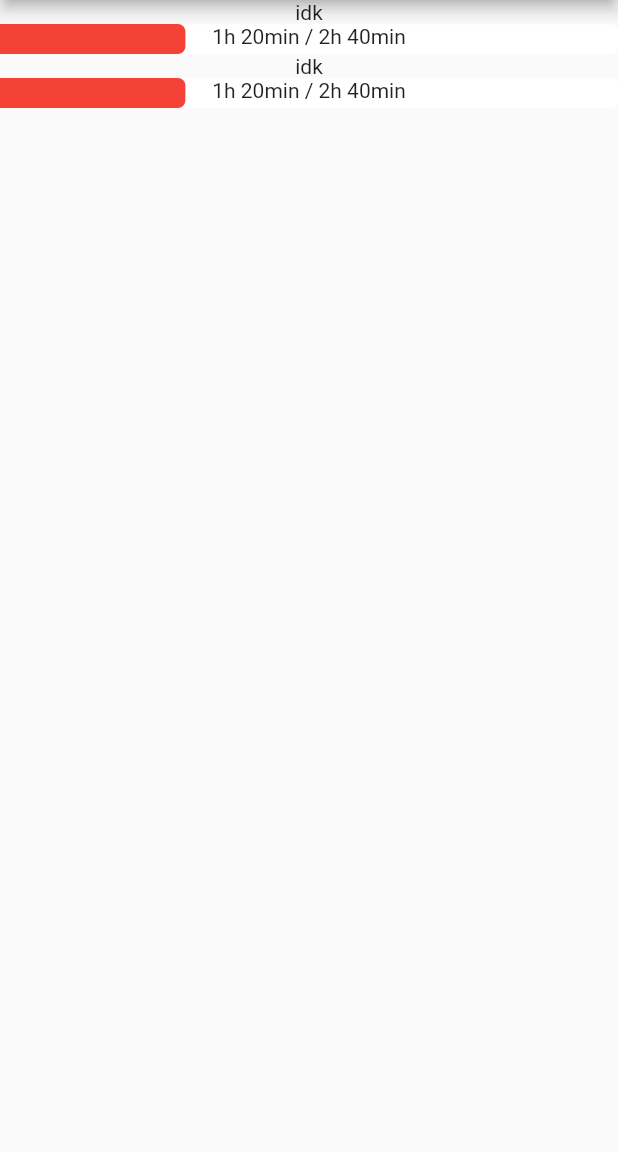
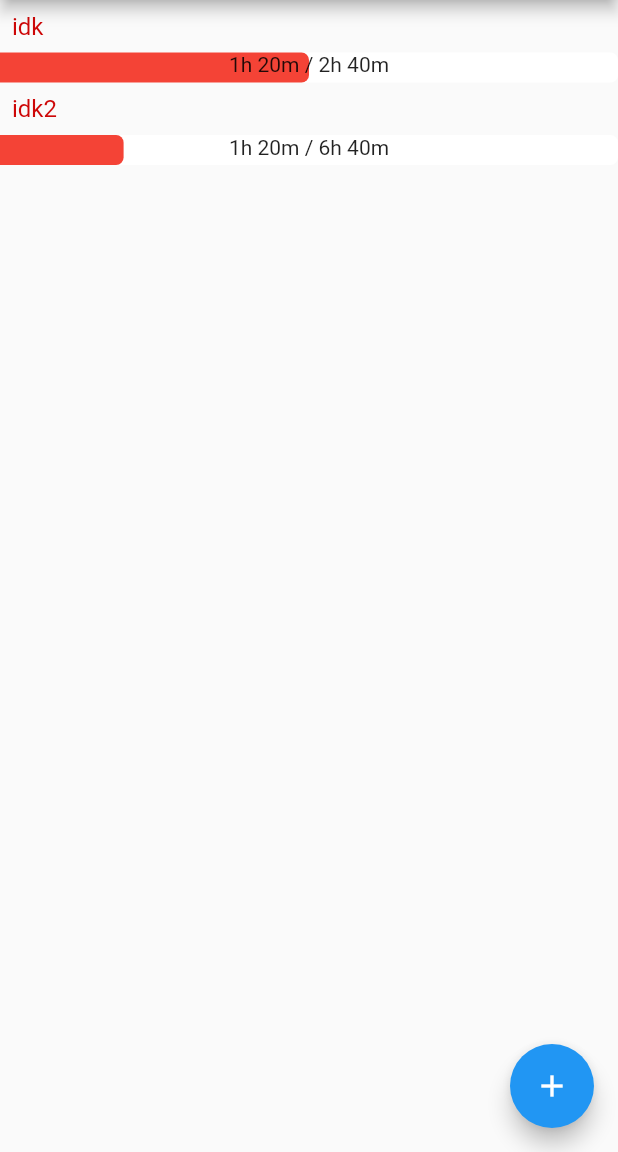
Before and after one commit to aliRjx/todo-customizer, a Flutter app: the screen it shows after launch, on a phone screen of 412 x 824 dp, the part 84-1236 px from its top. Run offline on Flutter 3.47's test engine with Material 2 defaults, Android fonts, the light colour scheme and no system bars.

Commit message:
Add Theme File, TodoForm, Improve Todo

```diff
--- a/lib/main.dart
+++ b/lib/main.dart
@@ -1,43 +1,66 @@
 import 'package:flutter/material.dart';
+import 'package:todo_customizer/add_todo_form.dart';
 import 'package:todo_customizer/todo.dart';
 
 void main() {
-  return runApp(TodoCustomizer());
+  return runApp(MaterialApp(
+    home: TodoCustomizer(),
+  ));
 }
 
-class TodoCustomizer extends StatelessWidget {
+class TodoCustomizer extends StatefulWidget {
   TodoCustomizer({super.key});
 
+  @override
+  State<TodoCustomizer> createState() => _TodoCustomizerState();
+}
+
+class _TodoCustomizerState extends State<TodoCustomizer> {
   final List todos = [
     {
-      "percent": 0.3,
-      "spent": "1h 20min",
       "title": "idk",
-      "total": "2h 40min",
+      "total_hour": 2,
+      "total_min": 40,
+      "spent_hour": 1,
+      "spent_min": 20
     },
     {
-      "percent": 0.3,
-      "spent": "1h 20min",
-      "title": "idk",
-      "total": "2h 40min",
+      "title": "idk2",
+      "total_hour": 6,
+      "total_min": 40,
+      "spent_hour": 1,
+      "spent_min": 20
     },
   ];
+
   @override
   Widget build(BuildContext context) {
-    return MaterialApp(
-      home: Scaffold(
+    return Scaffold(
       appBar: AppBar(
         title: const Text("TODO Customizer"),
       ),
       body: Column(
         children: todos
-                .map((todo) => Todo(
+            .map(
+              (todo) => Todo(
                 title: todo["title"],
-                    spent: todo["spent"],
-                    total: todo["total"],
-                    percent: todo["percent"]))
+                spent: '${todo["spent_hour"]}h ${todo["spent_min"]}m',
+                total: '${todo["total_hour"]}h ${todo["total_min"]}m',
+                percent: (todo["spent_hour"] * 60 + todo["spent_min"]) /
+                    (todo["total_hour"] * 60 + todo["total_min"]),
+              ),
+            )
             .toList(),
-          )),
+      ),
+      floatingActionButton: FloatingActionButton(
+        onPressed: () {
+          Navigator.push(
+            context,
+            MaterialPageRoute(builder: (context) => const AddTodoForm()),
+          );
+        },
+        child: const Icon(Icons.add),
+      ),
     );
   }
 }
--- /dev/null
+++ b/lib/theme.dart
@@ -0,0 +1,6 @@
+import 'package:flutter/material.dart';
+
+const Color green = Color.fromARGB(255, 7, 205, 27);
+const Color red = Color.fromARGB(255, 205, 7, 7);
+const Color yellow = Color.fromARGB(255, 185, 205, 7);
+const double titleSize = 16;
--- a/lib/todo.dart
+++ b/lib/todo.dart
@@ -1,4 +1,5 @@
 import 'package:flutter/material.dart';
+import 'package:todo_customizer/theme.dart' as Theme;
 
 class Todo extends StatelessWidget {
   final String title, spent, total;
@@ -14,7 +15,20 @@ class Todo extends StatelessWidget {
   Widget build(BuildContext context) {
     return Column(
       children: [
-        Text(title),
+        Padding(
+          padding: const EdgeInsets.all(8.0),
+          child: Row(
+            children: [
+              Text(
+                title,
+                style: const TextStyle(
+                  color: Theme.red,
+                  fontSize: Theme.titleSize,
+                ),
+              ),
+            ],
+          ),
+        ),
         Stack(
           children: <Widget>[
             Container(
```
Also changed, not shown: lib/add_todo_form.dart (added, +88 -0 lines). Lines whose indentation alone changed are shown as unchanged.
